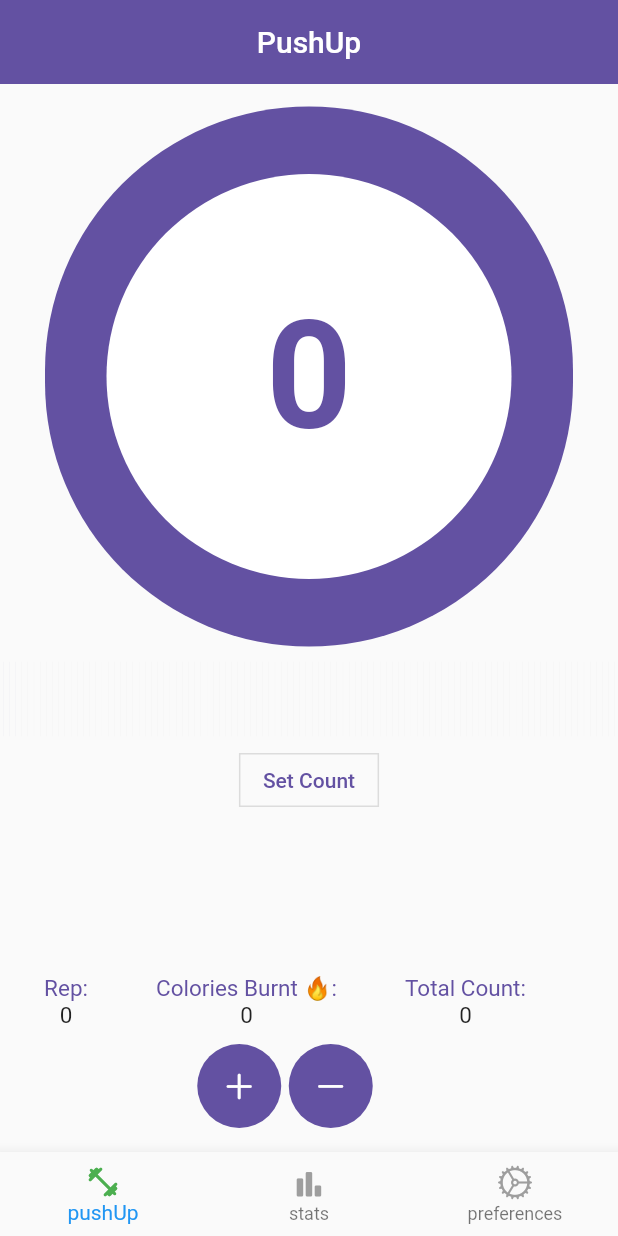
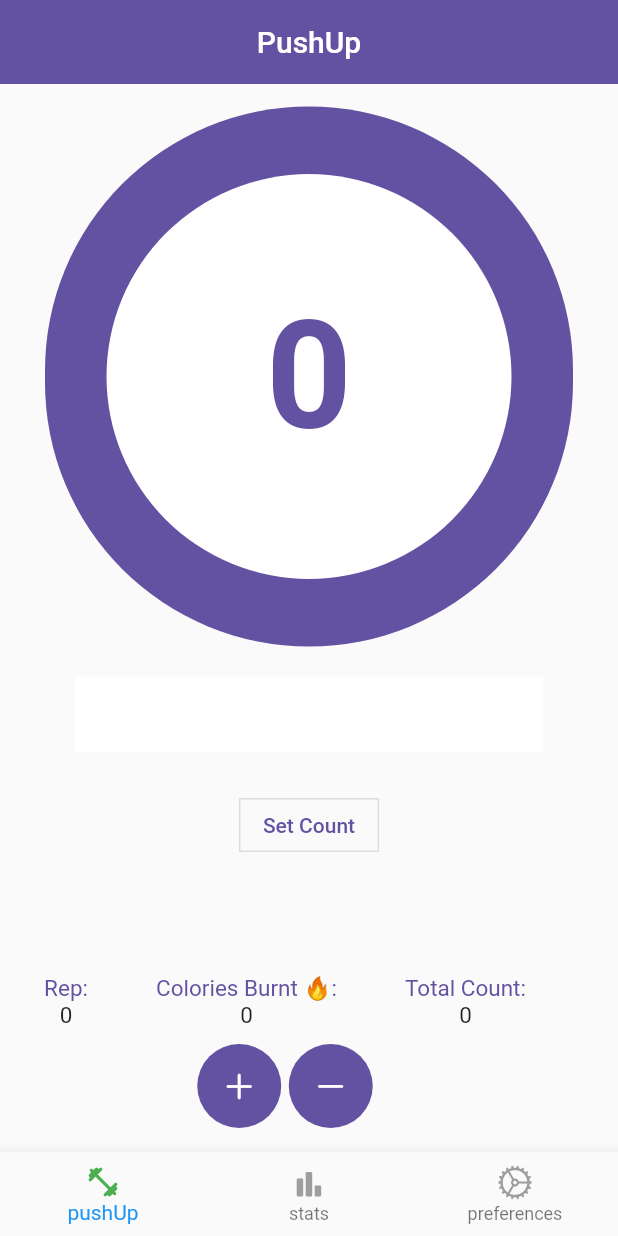
Before and after one commit to squirelboy360/gympush, a Flutter app: the screen it shows after launch, on a phone screen of 412 x 824 dp. Run offline on Flutter 3.47's test engine with Material 2 defaults, Android fonts, the light colour scheme and no system bars; drawn by our look-alikes of step_progress_indicator; our stand-ins replace bloc, flutter_bloc, google_fonts; missing offline and left inert: all_sensors, flutter_beep.

Commit message:
Touch counting and proximity counting implemented in cubit. Push-Up UI complete

```diff
--- a/lib/logic/cubit/counter_cubit.dart
+++ b/lib/logic/cubit/counter_cubit.dart
@@ -2,6 +2,7 @@ import 'dart:async';
 import 'package:all_sensors/all_sensors.dart';
 import 'package:bloc/bloc.dart';
 import 'package:flutter/cupertino.dart';
+import 'package:flutter/material.dart';
 import 'package:flutter_beep/flutter_beep.dart';
 part 'counter_state.dart';
 
@@ -19,7 +20,7 @@ class CounterCubit extends Cubit<CounterState> {
 
   void decrement() {
     emit(CounterState(countValue: state.countValue - 1));
-    FlutterBeep.playSysSound(AndroidSoundIDs.TONE_CDMA_ABBR_ALERT);
+    FlutterBeep.playSysSound(AndroidSoundIDs.TONE_PROP_BEEP2);
   }
 
   void startListening() {
@@ -38,4 +39,5 @@ class CounterCubit extends Cubit<CounterState> {
     _proximitySubscription?.cancel();
     return super.close();
   }
+
 }
--- a/lib/ui/widgets/push_up_widgets/counters.dart
+++ b/lib/ui/widgets/push_up_widgets/counters.dart
@@ -1,16 +1,21 @@
 import 'package:flutter/material.dart';
+import 'package:flutter_bloc/flutter_bloc.dart';
 import 'package:google_fonts/google_fonts.dart';
+import 'package:gympush/logic/cubit/counter_cubit.dart';
 
 import '../../../colors.dart';
 
 class Counters extends StatelessWidget {
-  const Counters({Key? key}) : super(key: key);
-
+  const Counters({super.key});
+ int getCounterValue(BuildContext context){
+   final CounterState state = context.watch<CounterCubit>().state;
+   return state.countValue;
+ }
   @override
   Widget build(BuildContext context) {
     int repNum = 0;
     int caloriesBurnt = 0;
-    int totalCount = 0;
+    int totalCount = getCounterValue(context);
 
     return Center(
       child: Row(
--- a/lib/ui/widgets/push_up_widgets/progress_indicator.dart
+++ b/lib/ui/widgets/push_up_widgets/progress_indicator.dart
@@ -1,4 +1,5 @@
 import 'package:flutter/material.dart';
+import 'package:flutter_bloc/flutter_bloc.dart';
 import 'package:gympush/colors.dart';
 import 'package:step_progress_indicator/step_progress_indicator.dart';
 
@@ -6,17 +7,21 @@ import '../../../logic/cubit/counter_cubit.dart';
 
 class CustomProgressIndicator extends StatelessWidget {
   const CustomProgressIndicator({Key? key}) : super(key: key);
+  double getCounterValue(BuildContext context){
+    final CounterState state = context.watch<CounterCubit>().state;
+    final int counterValue = state.countValue;
+    const int totalValue = 100;
+    return state.countValue.toDouble()/totalValue.toDouble();
+  }
 
   @override
   Widget build(BuildContext context) {
-    return StepProgressIndicator(
-        totalSteps: 100,
-        currentStep:3,
-        size:50,
-        mainAxisAlignment: MainAxisAlignment.center,
-        direction: Axis.horizontal,
-        //progressDirection: TextDirection.ltr,
-        selectedColor: defaultNative,
-    );
+    return Padding(padding: const EdgeInsets.fromLTRB(50, 10, 50, 20),
+    child: LinearProgressIndicator(
+      color: defaultNative,
+      backgroundColor: defaultWhite,
+      minHeight: 50,
+      value:getCounterValue(context) ,
+    ),);
   }
 }
--- a/lib/ui/widgets/push_up_widgets/set_count_button.dart
+++ b/lib/ui/widgets/push_up_widgets/set_count_button.dart
@@ -7,6 +7,6 @@ class SetCountButton extends StatelessWidget {
 
   @override
   Widget build(BuildContext context) {
-    return Padding(padding: const EdgeInsets.all(5),child: OutlinedButton(onPressed: null, child: Text('Set Count',style: GoogleFonts.aBeeZee(color: defaultNative),)),);
+    return Padding(padding: const EdgeInsets.all(5),child: OutlinedButton(onPressed: (){}, child: Text('Set Count',style: GoogleFonts.aBeeZee(color: defaultNative),)),);
   }
 }
```
Also changed, not shown: assets/android_icon.png (renamed from assets/icon/android_icon.png), assets/icon.png (renamed from assets/icon/icon.png), 5 other files.
